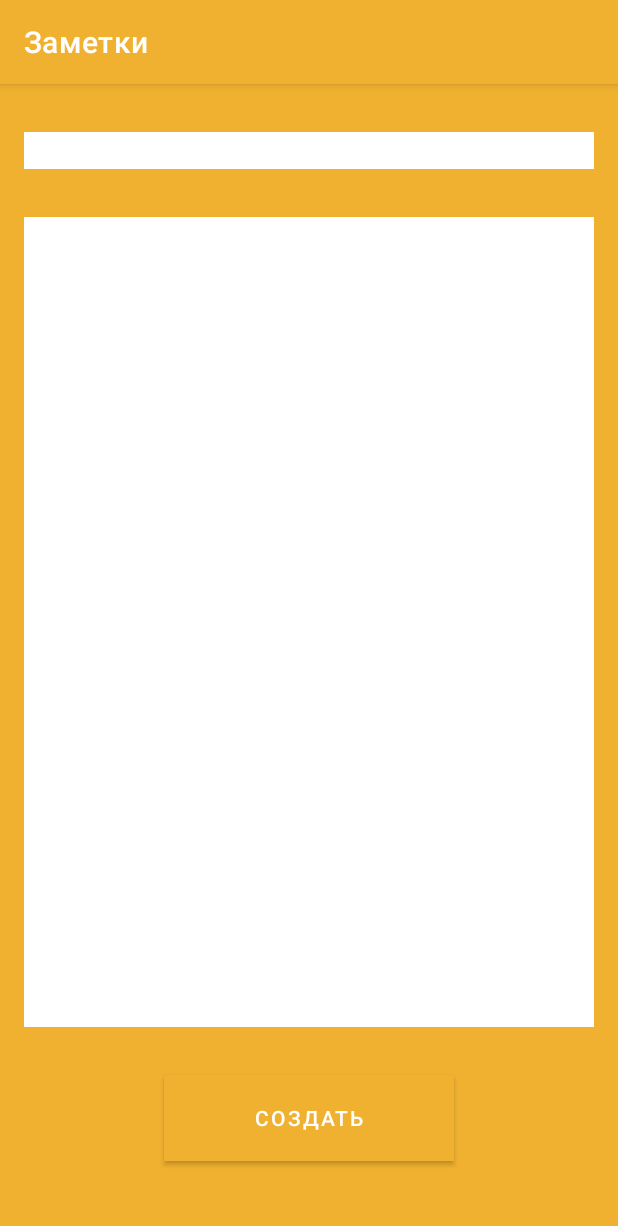
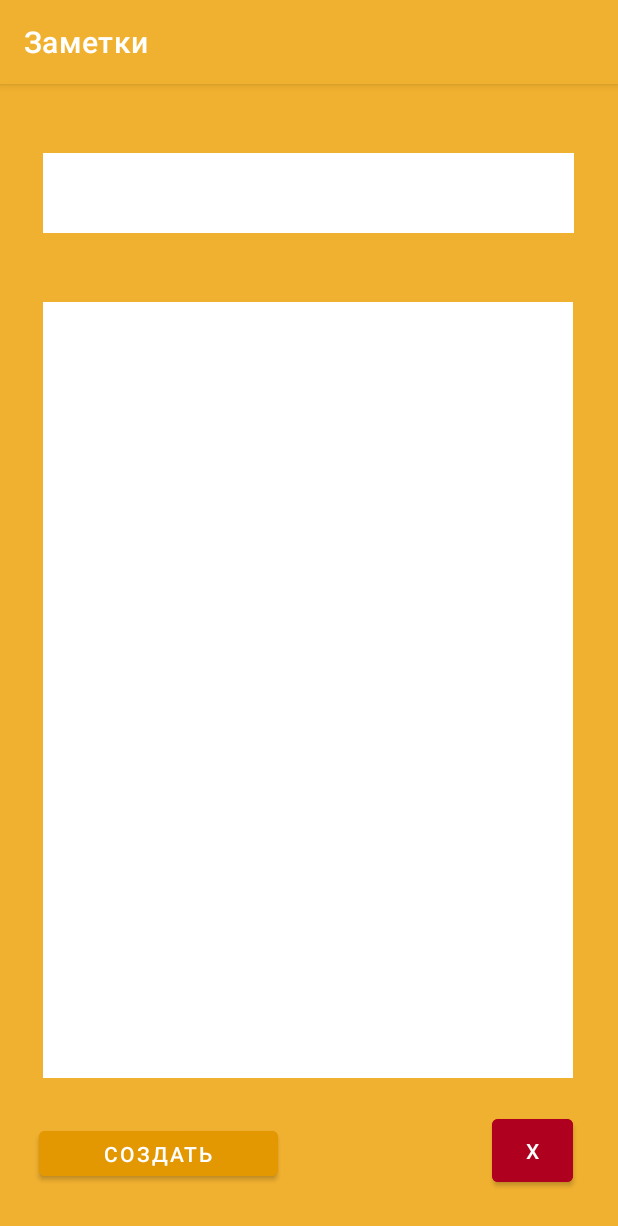
Before and after one commit to Vasilij123644/interface, an Android app: the screen it shows after launch (MainActivity), after a tap on "СОЗДАТЬ", on a phone screen of 412 x 824 dp. Shown: the top 1226 px of the screen. Run offline under Robolectric (Android 15) with nearby library versions, the phone set to English and light mode, and no system bars.

Commit message:
Интерфейс

```diff
--- a/app/src/main/res/layout/note.xml
+++ b/app/src/main/res/layout/note.xml
@@ -8,51 +8,71 @@
 
     <EditText
         android:id="@+id/editTextTextPersonName"
-        android:layout_width="0dp"
-        android:layout_height="wrap_content"
+        android:layout_width="354dp"
+        android:layout_height="53dp"
         android:layout_marginStart="16dp"
-        android:layout_marginTop="32dp"
+        android:layout_marginTop="16dp"
         android:layout_marginEnd="16dp"
+        android:layout_marginBottom="8dp"
         android:background="#FFFFFF"
         android:backgroundTint="#FFFFFF"
         android:ems="10"
         android:inputType="textPersonName"
         android:paddingLeft="10dp"
         android:paddingRight="10dp"
+        app:layout_constraintBottom_toTopOf="@+id/multiAutoCompleteTextView"
         app:layout_constraintEnd_toEndOf="parent"
-        app:layout_constraintHorizontal_bias="0.0"
+        app:layout_constraintHorizontal_bias="0.48"
         app:layout_constraintStart_toStartOf="parent"
         app:layout_constraintTop_toTopOf="parent" />
 
     <MultiAutoCompleteTextView
         android:id="@+id/multiAutoCompleteTextView"
-        android:layout_width="0dp"
-        android:layout_height="0dp"
+        android:layout_width="353dp"
+        android:layout_height="517dp"
         android:layout_marginStart="16dp"
-        android:layout_marginTop="32dp"
+        android:layout_marginTop="8dp"
         android:layout_marginEnd="16dp"
-        android:layout_marginBottom="32dp"
         android:background="#FFFFFF"
         android:backgroundTint="#FFFFFF"
         android:textAllCaps="false"
         app:layout_constraintBottom_toTopOf="@+id/button2"
         app:layout_constraintEnd_toEndOf="parent"
+        app:layout_constraintHorizontal_bias="0.48"
         app:layout_constraintStart_toStartOf="parent"
         app:layout_constraintTop_toBottomOf="@+id/editTextTextPersonName" />
 
     <Button
         android:id="@+id/button2"
-        android:layout_width="193dp"
-        android:layout_height="57dp"
-        android:layout_marginBottom="50dp"
-        android:background="#FFFFFF"
-        android:backgroundTint="#FFFFFF"
+        android:layout_width="159dp"
+        android:layout_height="42dp"
+
+        android:layout_marginStart="8dp"
+        android:layout_marginEnd="8dp"
+        android:layout_marginBottom="4dp"
+        android:backgroundTint="@color/purple_700"
         android:fallbackLineSpacing="false"
         android:onClick="AddNotes"
         android:text="Создать"
         android:textColor="#FFFFFF"
         app:layout_constraintBottom_toBottomOf="parent"
+        app:layout_constraintEnd_toStartOf="@+id/button3"
+        app:layout_constraintHorizontal_bias="0.12"
+        app:layout_constraintStart_toStartOf="parent"
+        app:layout_constraintTop_toBottomOf="@+id/multiAutoCompleteTextView" />
+
+    <Button
+        android:id="@+id/button3"
+        android:layout_width="54dp"
+        android:layout_height="54dp"
+        android:layout_marginTop="8dp"
+        android:layout_marginEnd="30dp"
+        android:layout_marginBottom="16dp"
+        android:backgroundTint="@color/design_default_color_error"
+        android:onClick="Exit"
+        android:text="Х"
+        app:layout_constraintBottom_toBottomOf="parent"
         app:layout_constraintEnd_toEndOf="parent"
-        app:layout_constraintStart_toStartOf="parent" />
+        app:layout_constraintTop_toBottomOf="@+id/multiAutoCompleteTextView" />
 
 </androidx.constraintlayout.widget.ConstraintLayout>
```
Also changed, not shown: app/src/main/java/com/example/aninterface/MainActivity.java (+7 -2 lines), app/src/main/res/layout/activity_main.xml (+11 -8 lines), app/src/main/res/drawable/icon.png (deleted).
